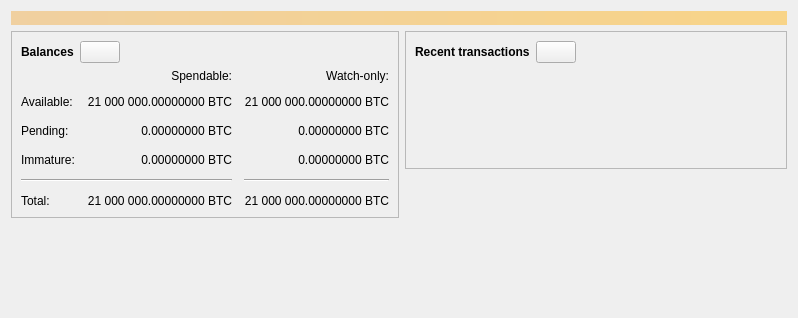
The window that src/qt/forms/overviewpage.ui (ant12334/Tortoisecoin) describes before a commit, drawn with Qt 5.
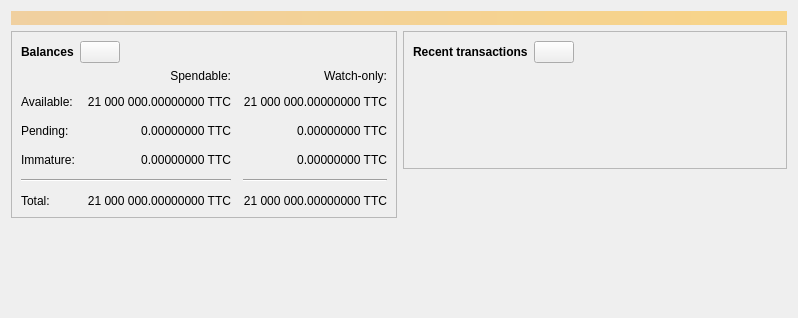
The same window after the commit. Icons and pictures are not drawn. Custom widgets are drawn as their Qt base class.

```diff
--- a/src/qt/forms/overviewpage.ui
+++ b/src/qt/forms/overviewpage.ui
@@ -120,7 +120,7 @@
                <string>Unconfirmed transactions to watch-only addresses</string>
               </property>
               <property name="text">
-               <string notr="true">0.00000000 BTC</string>
+               <string notr="true">0.00000000 TTC</string>
               </property>
               <property name="alignment">
                <set>Qt::AlignRight|Qt::AlignTrailing|Qt::AlignVCenter</set>
@@ -139,7 +139,7 @@
                <string>Total of transactions that have yet to be confirmed, and do not yet count toward the spendable balance</string>
               </property>
               <property name="text">
-               <string notr="true">0.00000000 BTC</string>
+               <string notr="true">0.00000000 TTC</string>
               </property>
               <property name="alignment">
                <set>Qt::AlignRight|Qt::AlignTrailing|Qt::AlignVCenter</set>
@@ -158,7 +158,7 @@
                <string>Mined balance in watch-only addresses that has not yet matured</string>
               </property>
               <property name="text">
-               <string notr="true">0.00000000 BTC</string>
+               <string notr="true">0.00000000 TTC</string>
               </property>
               <property name="alignment">
                <set>Qt::AlignRight|Qt::AlignTrailing|Qt::AlignVCenter</set>
@@ -210,7 +210,7 @@
                <string>Mined balance that has not yet matured</string>
               </property>
               <property name="text">
-               <string notr="true">0.00000000 BTC</string>
+               <string notr="true">0.00000000 TTC</string>
               </property>
               <property name="alignment">
                <set>Qt::AlignRight|Qt::AlignTrailing|Qt::AlignVCenter</set>
@@ -249,7 +249,7 @@
                <string>Your current total balance</string>
               </property>
               <property name="text">
-               <string notr="true">21 000 000.00000000 BTC</string>
+               <string notr="true">21 000 000.00000000 TTC</string>
               </property>
               <property name="alignment">
                <set>Qt::AlignRight|Qt::AlignTrailing|Qt::AlignVCenter</set>
@@ -268,7 +268,7 @@
                <string>Current total balance in watch-only addresses</string>
               </property>
               <property name="text">
-               <string notr="true">21 000 000.00000000 BTC</string>
+               <string notr="true">21 000 000.00000000 TTC</string>
               </property>
               <property name="alignment">
                <set>Qt::AlignRight|Qt::AlignTrailing|Qt::AlignVCenter</set>
@@ -304,7 +304,7 @@
                <string>Your current spendable balance</string>
               </property>
               <property name="text">
-               <string notr="true">21 000 000.00000000 BTC</string>
+               <string notr="true">21 000 000.00000000 TTC</string>
               </property>
               <property name="alignment">
                <set>Qt::AlignRight|Qt::AlignTrailing|Qt::AlignVCenter</set>
@@ -323,7 +323,7 @@
                <string>Your current balance in watch-only addresses</string>
               </property>
               <property name="text">
-               <string notr="true">21 000 000.00000000 BTC</string>
+               <string notr="true">21 000 000.00000000 TTC</string>
               </property>
               <property name="alignment">
                <set>Qt::AlignRight|Qt::AlignTrailing|Qt::AlignVCenter</set>
```
